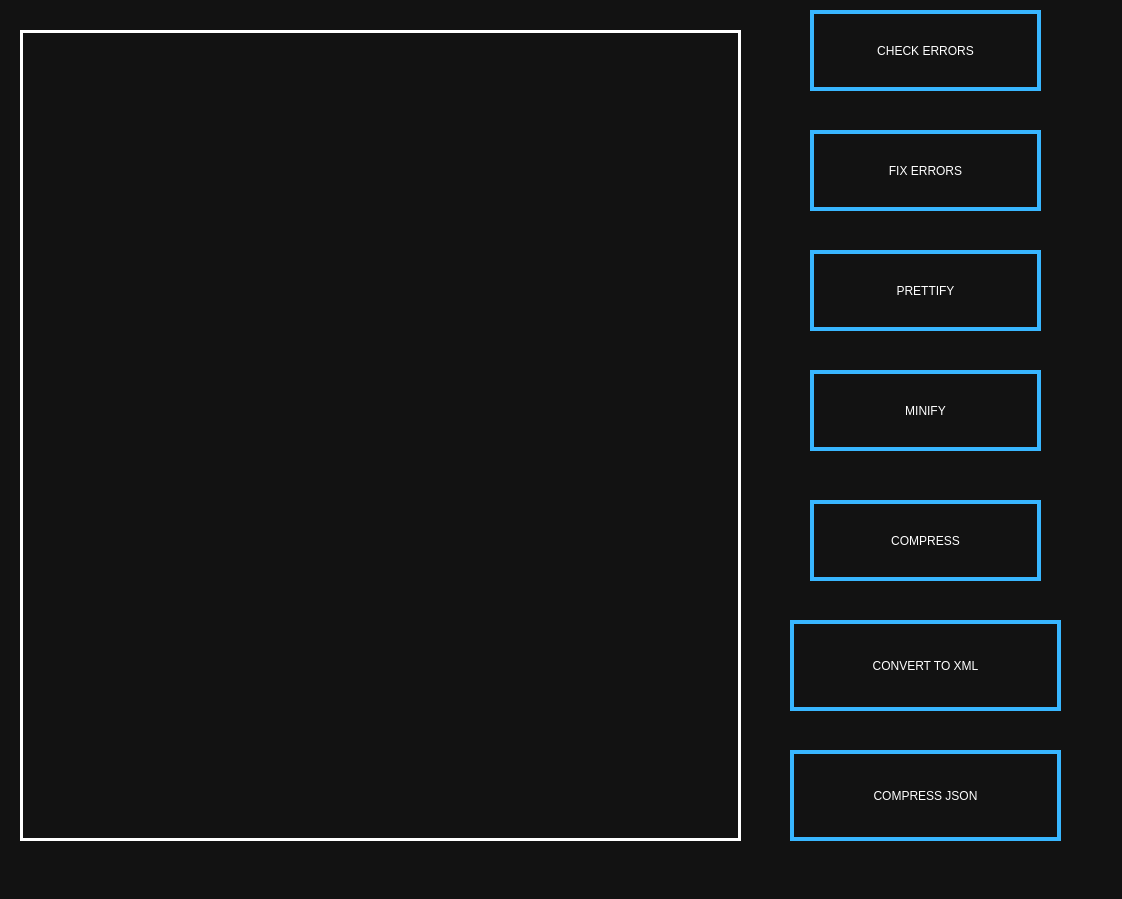
The window that ui/editor.ui (MoAmrYehia/xml-editor) describes before a commit, drawn with Qt 5.
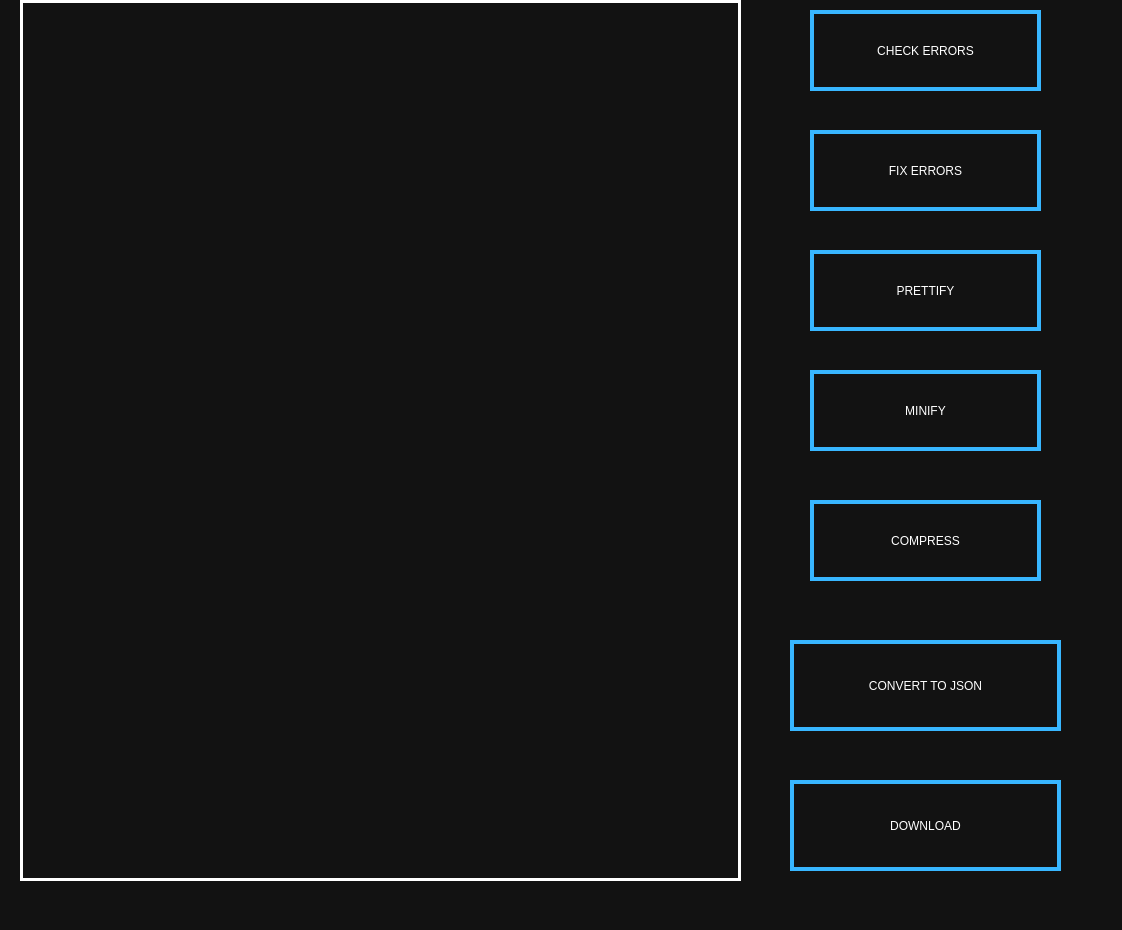
The same window after the commit.

Commit message: "download" button

```diff
--- a/ui/editor.ui
+++ b/ui/editor.ui
@@ -7,7 +7,7 @@
     <x>0</x>
     <y>0</y>
     <width>1122</width>
-    <height>899</height>
+    <height>930</height>
    </rect>
   </property>
   <property name="windowTitle">
@@ -37,9 +37,9 @@
     <property name="geometry">
      <rect>
       <x>20</x>
-      <y>30</y>
+      <y>0</y>
       <width>721</width>
-      <height>811</height>
+      <height>881</height>
      </rect>
     </property>
     <property name="styleSheet">
@@ -84,7 +84,7 @@
     <property name="geometry">
      <rect>
       <x>790</x>
-      <y>620</y>
+      <y>780</y>
       <width>271</width>
       <height>91</height>
      </rect>
@@ -93,7 +93,7 @@
      <string notr="true">background-color: #121212; color:white; font:16pt  solid  &quot;Lato&quot;; border: 4px solid #38B6FF; </string>
     </property>
     <property name="text">
-     <string>CONVERT TO XML</string>
+     <string>DOWNLOAD</string>
     </property>
    </widget>
    <widget class="QPushButton" name="pushButton_5">
@@ -116,7 +116,7 @@
     <property name="geometry">
      <rect>
       <x>790</x>
-      <y>750</y>
+      <y>640</y>
       <width>271</width>
       <height>91</height>
      </rect>
@@ -125,7 +125,7 @@
      <string notr="true">background-color: #121212; color:white; font:16pt  solid  &quot;Lato&quot;; border: 4px solid #38B6FF; </string>
     </property>
     <property name="text">
-     <string>COMPRESS JSON</string>
+     <string>CONVERT TO JSON</string>
     </property>
    </widget>
    <widget class="QPushButton" name="pushButton_7">
```
Left out of the diff: 2 changed lines with no effect on the pictures.
